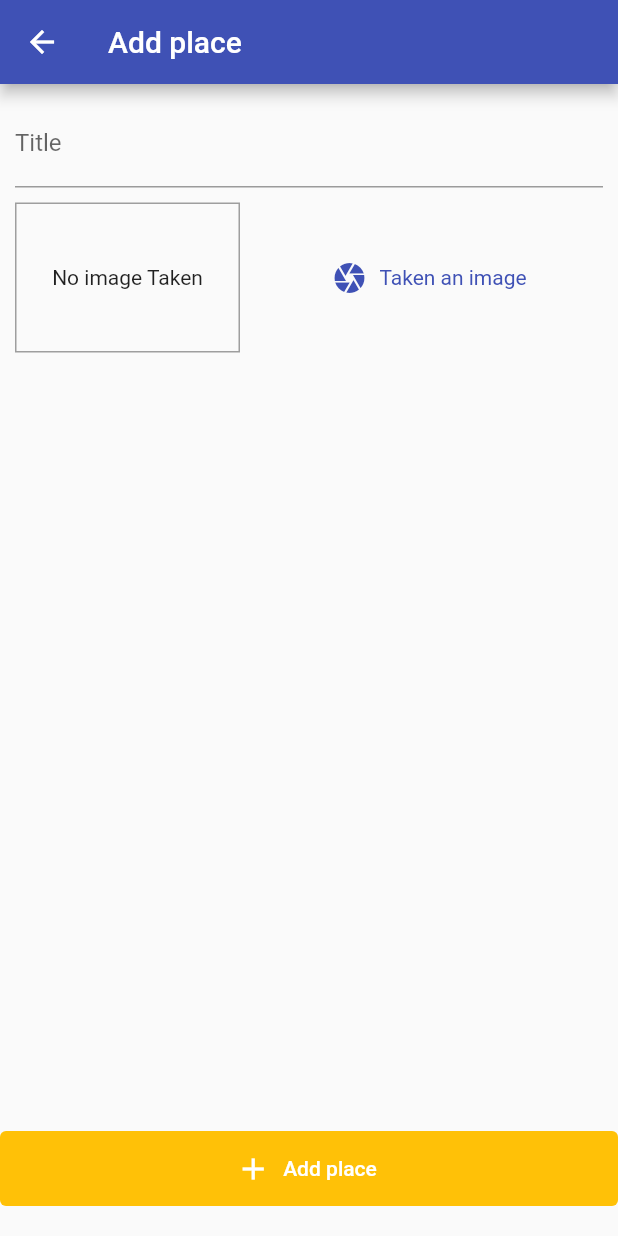
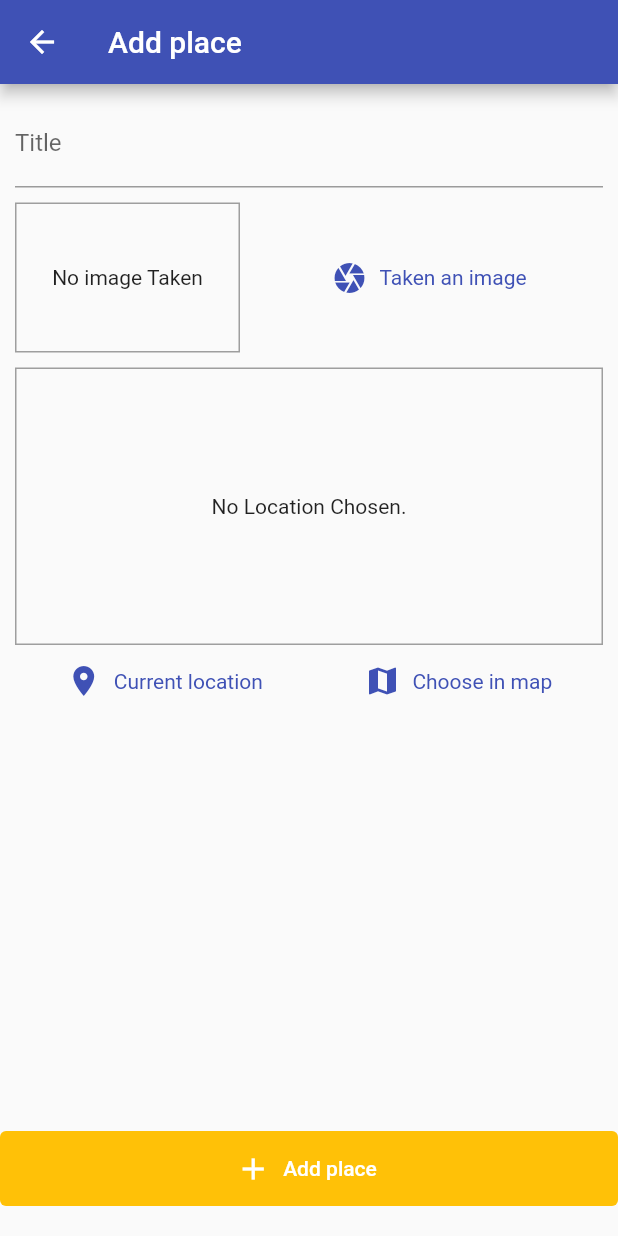
Before and after one commit to shlomo-shalev/flutter_places, a Flutter app: the AddPlaceScreen screen opened by its route, on a phone screen of 412 x 824 dp. Run offline on Flutter 3.47's test engine with Material 2 defaults, Android fonts, the phone set to English and light mode, and no system bars; our stand-ins replace google_maps_flutter, image_picker, location, sqflite; accounts and stored records are empty.

Commit message:
section three ten episode three hundred and three ten

```diff
--- a/lib/main.dart
+++ b/lib/main.dart
@@ -1,5 +1,6 @@
 // packages
 import 'package:flutter/material.dart';
+import 'package:great_places/screens/place_details_screen.dart';
 import 'package:provider/provider.dart';
 // screens
 import 'package:great_places/screens/add_place_screen.dart';
@@ -23,6 +24,7 @@ class MyApp extends StatelessWidget {
         home: PlacesListScreen(),
         routes: {
           AddPlaceScreen.routeName: (ctx) => const AddPlaceScreen(),
+          PlaceDetailsScreen.routeName: (ctx) => const PlaceDetailsScreen(),
         },
       ),
     );
--- a/lib/models/location.dart
+++ b/lib/models/location.dart
@@ -1,11 +1,11 @@
 class Location {
   final double latitude;
   final double longitude;
-  final String? address;
+  final String address;
 
   const Location({
     required this.latitude,
     required this.longitude,
-    this.address,
+    required this.address,
   });
 }
--- a/lib/models/place.dart
+++ b/lib/models/place.dart
@@ -7,7 +7,7 @@ class Place {
   final String id;
   final String title;
   final File image;
-  final Location? location;
+  final Location location;
 
   const Place({
     required this.id,
--- a/lib/providers/db_providser.dart
+++ b/lib/providers/db_providser.dart
@@ -8,7 +8,7 @@ class DB {
       path.join(dbPath, 'places.db'),
       onCreate: (db, version) {
         return db.execute(
-            'CREATE TABLE user_places(id TEXT PRIMARY KEY, title TEXT, image TEXT)');
+            'CREATE TABLE user_places(id TEXT PRIMARY KEY, title TEXT, image TEXT, latitude REAL, longitude REAL, address TEXT)');
       },
       version: 1,
     );
--- /dev/null
+++ b/lib/providers/google_maps_provider.dart
@@ -0,0 +1,21 @@
+import 'dart:convert';
+
+import 'package:http/http.dart' as http;
+
+const GOOGLE_MAPS_KEY = 'AIzaSyBOi07BiJck-OXkB3xKkbwO4G55WCjybfc';
+
+class GoogleMapsProvider {
+  static String getUrl({
+    required double latitude,
+    required double longitude,
+  }) {
+    return 'https://maps.googleapis.com/maps/api/staticmap?center=$latitude,$longitude&zoom=16&size=600x300&maptype=roadmap&markers=color:red%7Clabel:%7C$latitude,$longitude&key=$GOOGLE_MAPS_KEY';
+  }
+
+  static Future<String> getAddress(double latitude, double longitude) async {
+    final Uri url = Uri.parse(
+        'https://maps.googleapis.com/maps/api/geocode/json?latlng=$latitude,$longitude&key=$GOOGLE_MAPS_KEY');
+    final http.Response addressResponse = await http.get(url);
+    return json.decode(addressResponse.body)['results'][0]['formatted_address'];
+  }
+}
--- a/lib/providers/places_provider.dart
+++ b/lib/providers/places_provider.dart
@@ -2,6 +2,7 @@
 import 'dart:io';
 
 import 'package:flutter/material.dart';
+import 'package:great_places/models/location.dart';
 // models
 import 'package:great_places/models/place.dart';
 import 'package:great_places/providers/db_providser.dart';
@@ -13,15 +14,24 @@ class PlacesProvider with ChangeNotifier {
     return [..._palces];
   }
 
+  Place findById(String id) {
+    return _palces.firstWhere((place) => place.id == id);
+  }
+
   void addPlace(
     String pickedTitle,
     File pickedImage,
+    Location location,
   ) {
     final Place newPlace = Place(
       id: DateTime.now().toString(),
       title: pickedTitle,
       image: pickedImage,
-      location: null,
+      location: Location(
+        latitude: location.latitude,
+        longitude: location.longitude,
+        address: location.address,
+      ),
     );
     _palces.add(newPlace);
     notifyListeners();
@@ -29,6 +39,9 @@ class PlacesProvider with ChangeNotifier {
       'id': newPlace.id,
       'title': newPlace.title,
       'image': newPlace.image.path,
+      'latitude': newPlace.location.latitude,
+      'longitude': newPlace.location.longitude,
+      'address': newPlace.location.address,
     });
   }
 
@@ -41,7 +54,11 @@ class PlacesProvider with ChangeNotifier {
               image: File(
                 item['image'],
               ),
-              location: null,
+              location: Location(
+                address: item['address'],
+                longitude: item['longitude'],
+                latitude: item['latitude'],
+              ),
             ))
         .toList();
     notifyListeners();
--- a/lib/screens/add_place_screen.dart
+++ b/lib/screens/add_place_screen.dart
@@ -1,11 +1,13 @@
 // packages
 import 'dart:io';
-
+import 'package:great_places/models/location.dart';
+import 'package:great_places/providers/google_maps_provider.dart';
+import 'package:provider/provider.dart';
 import 'package:flutter/material.dart';
 import 'package:great_places/providers/places_provider.dart';
 // widgets
 import 'package:great_places/widgets/image_input_widget.dart';
-import 'package:provider/provider.dart';
+import 'package:great_places/widgets/location_input_widget.dart';
 
 class AddPlaceScreen extends StatefulWidget {
   static const routeName = '/add-place';
@@ -19,13 +21,22 @@ class _AddPlaceScreenState extends State<AddPlaceScreen> {
   final TextEditingController _titleController = TextEditingController();
   File? image;
   Function? handleSaveImage;
+  Location? _location;
 
   void _getImage(File pickedImage, Function saveImage) {
     handleSaveImage = saveImage;
     image = pickedImage;
   }
 
-  _SavePlace() {
+  void _getLocation(double latitude, double longitude) async {
+    _location = Location(
+      latitude: latitude,
+      longitude: longitude,
+      address: await GoogleMapsProvider.getAddress(latitude, longitude),
+    );
+  }
+
+  _savePlace() {
     if (image == null || _titleController.text.isEmpty) {
       return;
     }
@@ -33,6 +44,7 @@ class _AddPlaceScreenState extends State<AddPlaceScreen> {
     Provider.of<PlacesProvider>(context, listen: false).addPlace(
       _titleController.text,
       image as File,
+      _location as Location,
     );
     Navigator.of(context).pop();
   }
@@ -64,6 +76,10 @@ class _AddPlaceScreenState extends State<AddPlaceScreen> {
                     ImageInputWidget(
                       selectImage: _getImage,
                     ),
+                    SizedBox(
+                      height: 10,
+                    ),
+                    LocationInputWidget(_getLocation),
                   ],
                 ),
               ),
@@ -82,7 +98,7 @@ class _AddPlaceScreenState extends State<AddPlaceScreen> {
                 ),
                 label: const Text('Add place'),
                 icon: const Icon(Icons.add),
-                onPressed: _SavePlace,
+                onPressed: _savePlace,
               ),
             ),
           ),
--- /dev/null
+++ b/lib/widgets/location_input_widget.dart
@@ -0,0 +1,116 @@
+import 'package:flutter/material.dart';
+import 'package:google_maps_flutter/google_maps_flutter.dart';
+import 'package:great_places/providers/google_maps_provider.dart';
+import 'package:great_places/screens/google_maps_screen.dart';
+import 'package:location/location.dart';
+
+class LocationInputWidget extends StatefulWidget {
+  final Function sendLocation;
+
+  LocationInputWidget(
+    this.sendLocation, {
+    Key? key,
+  }) : super(key: key);
+
+  @override
+  State<LocationInputWidget> createState() => _LocationInputWidgetState();
+}
+
+class _LocationInputWidgetState extends State<LocationInputWidget> {
+  String? _previewImageUrl;
+
+  void _addLocation(double latitude, double longitude) async {
+    setState(() {
+      _previewImageUrl = GoogleMapsProvider.getUrl(
+        latitude: latitude,
+        longitude: longitude,
+      );
+    });
+    widget.sendLocation(latitude, longitude);
+  }
+
+  Future<void> _getUserLocation() async {
+    final LocationData? locationData = await Location().getLocation();
+    if (locationData != null) {
+      _addLocation(
+        locationData.latitude as double,
+        locationData.longitude as double,
+      );
+    }
+  }
+
+  Future<void> _chooseInMap() async {
+    final LatLng? locationChoose = await Navigator.of(context).push(
+      MaterialPageRoute(
+        fullscreenDialog: true,
+        builder: (ctx) => GoogleMapsScreen(
+          isSelecting: true,
+        ),
+      ),
+    );
+    if (locationChoose != null) {
+      _addLocation(
+        locationChoose.latitude,
+        locationChoose.longitude,
+      );
+    }
+  }
+
+  @override
+  Widget build(BuildContext context) {
+    return Column(
+      children: <Widget>[
+        Container(
+          width: double.infinity,
+          height: 185,
+          decoration: BoxDecoration(
+            border: Border.all(
+              width: 1,
+              color: Colors.grey,
+            ),
+          ),
+          alignment: Alignment.center,
+          child: _previewImageUrl == null
+              ? Text(
+                  'No Location Chosen.',
+                  textAlign: TextAlign.center,
+                )
+              : Image.network(
+                  _previewImageUrl as String,
+                  fit: BoxFit.cover,
+                  width: double.infinity,
+                ),
+        ),
+        Row(
+          mainAxisAlignment: MainAxisAlignment.spaceAround,
+          children: <Widget>[
+            TextButton.icon(
+              onPressed: _getUserLocation,
+              label: const Text('Current location'),
+              icon: const Icon(
+                Icons.location_on,
+              ),
+              style: TextButton.styleFrom(
+                textStyle: TextStyle(
+                  color: Theme.of(context).primaryColor,
+                ),
+              ),
+            ),
+            TextButton.icon(
+              onPressed: _chooseInMap,
+              label: const Text('Choose in map'),
+              icon: const Icon(
+                Icons.map,
+              ),
+              style: TextButton.styleFrom(
+                textStyle: TextStyle(
+                  color: Theme.of(context).primaryColor,
+                ),
+              ),
+            ),
+          ],
+        ),
+      ],
+    );
+  }
+}
--- a/pubspec.yaml
+++ b/pubspec.yaml
@@ -34,6 +34,9 @@ dependencies:
   path_provider: ^2.0.11
   path: ^1.8.1
   sqflite: ^2.0.3
+  location: ^4.2.0
+  google_maps_flutter: ^2.1.8
+  http: ^0.13.4
 
   # The following adds the Cupertino Icons font to your application.
   # Use with the CupertinoIcons class for iOS style icons.
```
Also changed, not shown: lib/screens/google_maps_screen.dart (added, +72 -0 lines), lib/screens/place_details_screen.dart (added, +62 -0 lines), lib/screens/places_list_screen.dart (+22 -4 lines), lib/screens/lace_details_screen.dart (deleted), pubspec.lock, 5 other files.
